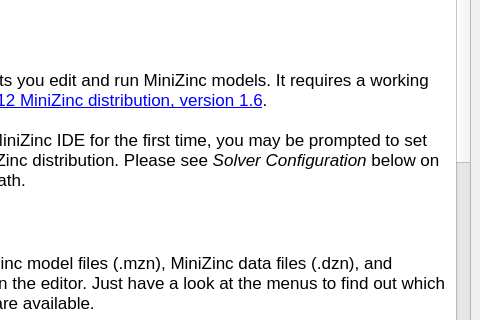
Above: MiniZincIDE/help.ui from MiniZinc/MiniZincIDE before the change; both pictures show x 163 to 643 and y 181 to 501 of the 643 by 949 pixel window. Below: the same form after it.
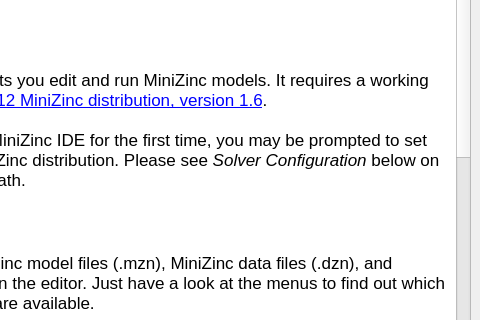
That is the form after the change. Icons and pictures are not drawn.

Commit message: Document verbose solver option

The edit to the form file:
```diff
--- a/MiniZincIDE/help.ui
+++ b/MiniZincIDE/help.ui
@@ -51,7 +51,7 @@
 &lt;p style=&quot;-qt-paragraph-type:empty; margin-top:0px; margin-bottom:0px; margin-left:0px; margin-right:0px; -qt-block-indent:0; text-indent:0px;&quot;&gt;&lt;br /&gt;&lt;/p&gt;
 &lt;p style=&quot; margin-top:0px; margin-bottom:0px; margin-left:0px; margin-right:0px; -qt-block-indent:0; text-indent:0px;&quot;&gt;The bottom section configures the solver to be used. You can pick one of the available solvers from the drop-down box. See &lt;span style=&quot; font-style:italic;&quot;&gt;Solver Configuration&lt;/span&gt; below on how to add third party solvers to this menu.&lt;/p&gt;
 &lt;p style=&quot;-qt-paragraph-type:empty; margin-top:0px; margin-bottom:0px; margin-left:0px; margin-right:0px; -qt-block-indent:0; text-indent:0px;&quot;&gt;&lt;br /&gt;&lt;/p&gt;
-&lt;p style=&quot; margin-top:0px; margin-bottom:0px; margin-left:0px; margin-right:0px; -qt-block-indent:0; text-indent:0px;&quot;&gt;You can configure the number of solutions to search for, whether all solutions are to be printed, and whether to print solving statistics.&lt;/p&gt;
+&lt;p style=&quot; margin-top:0px; margin-bottom:0px; margin-left:0px; margin-right:0px; -qt-block-indent:0; text-indent:0px;&quot;&gt;You can configure the number of solutions to search for, whether all solutions are to be printed, and whether to print solving statistics. The &lt;span style=&quot; font-style:italic;&quot;&gt;Verbose&lt;/span&gt; option prints the entire command line, which can be useful if the solver reports an error that may be due to a misconfiguration.&lt;/p&gt;
 &lt;p style=&quot;-qt-paragraph-type:empty; margin-top:0px; margin-bottom:0px; margin-left:0px; margin-right:0px; -qt-block-indent:0; text-indent:0px;&quot;&gt;&lt;br /&gt;&lt;/p&gt;
 &lt;p style=&quot; margin-top:0px; margin-bottom:0px; margin-left:0px; margin-right:0px; -qt-block-indent:0; text-indent:0px;&quot;&gt;You can also give additional solver flags that are understood by the concrete flatzinc implementation you have chosen.&lt;/p&gt;
 &lt;p style=&quot;-qt-paragraph-type:empty; margin-top:0px; margin-bottom:0px; margin-left:0px; margin-right:0px; -qt-block-indent:0; text-indent:0px;&quot;&gt;&lt;br /&gt;&lt;/p&gt;
```
